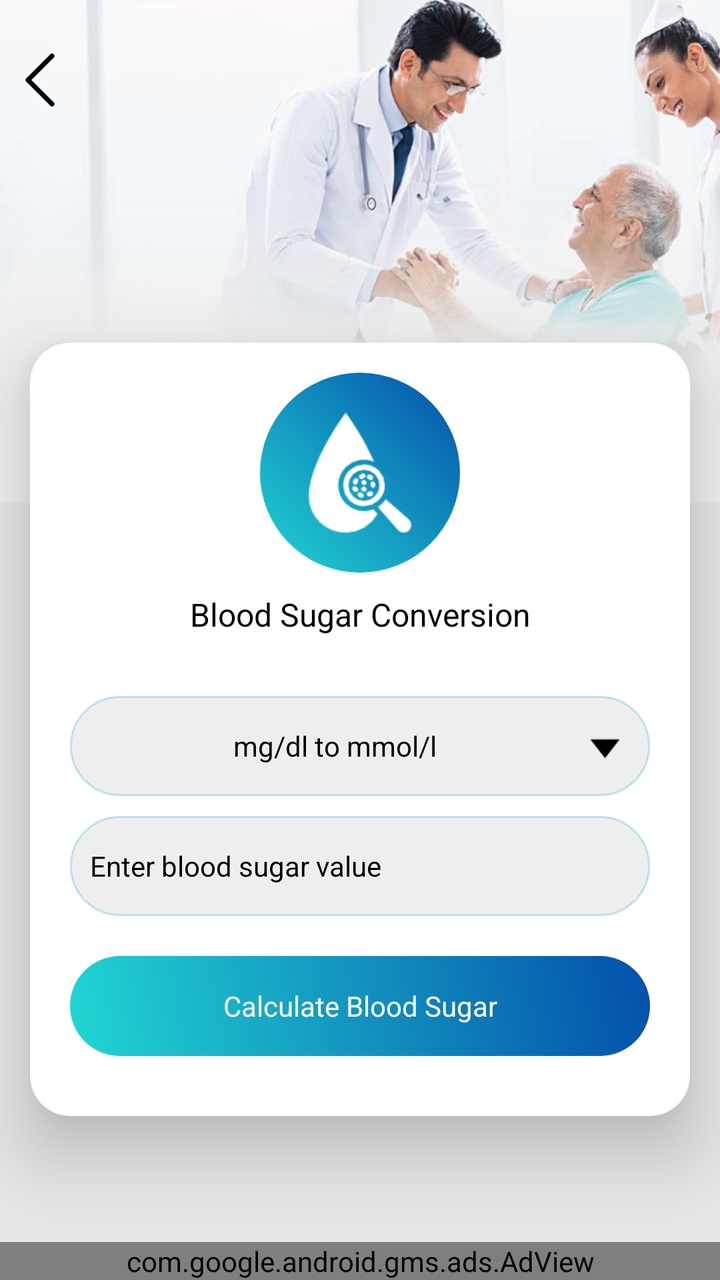
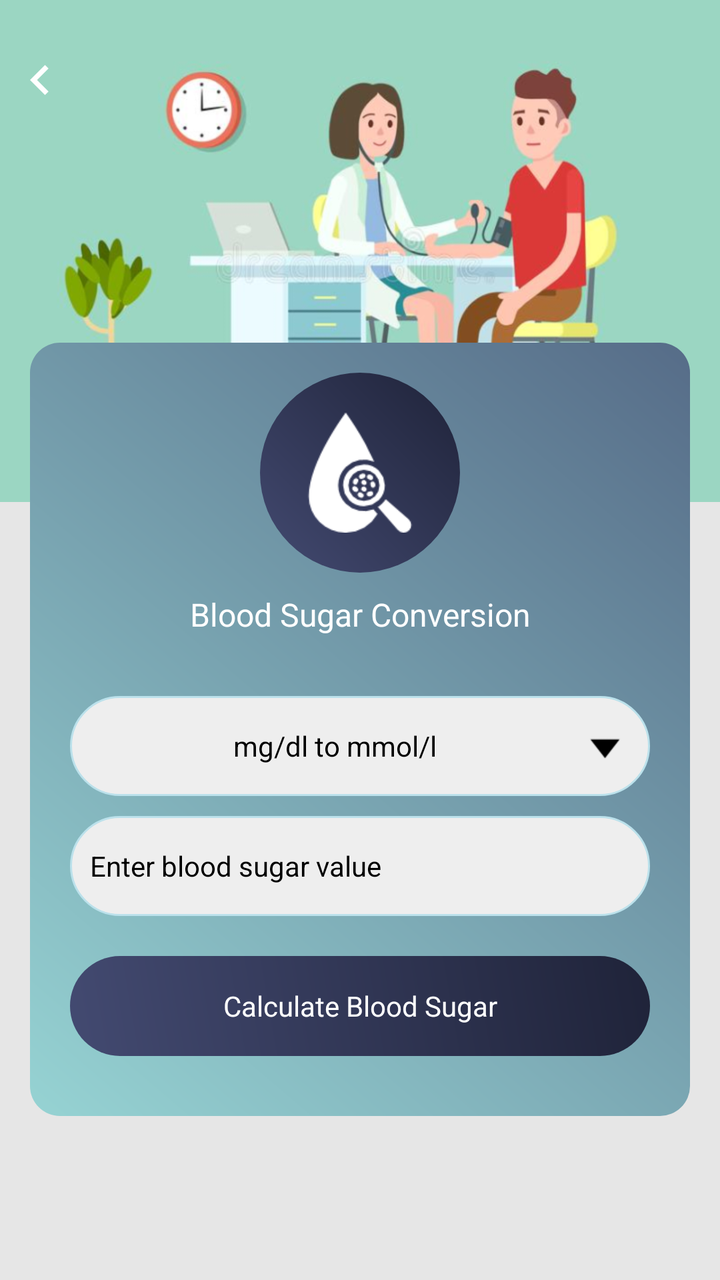

Compare the two renders of this Android layout. The source of the first and the diff that turns it into the second are given below.
<!-- AndroidManifest.xml: application theme AppTheme -->
<!-- res/layout/sugar_calculator.xml -->
<?xml version="1.0" encoding="utf-8"?>
<RelativeLayout xmlns:android="http://schemas.android.com/apk/res/android"
    xmlns:aapt="http://schemas.android.com/aapt"
    xmlns:app="http://schemas.android.com/apk/res-auto"
    android:layout_width="match_parent"
    android:layout_height="match_parent"
    android:background="@color/gray_color">

    <RelativeLayout
        android:id="@+id/banner"
        android:layout_width="match_parent"
        android:layout_height="wrap_content"
        android:background="@mipmap/calculator_banner_2">

    </RelativeLayout>
    <ImageView
        android:id="@+id/iv_back"
        android:layout_width="40dp"
        android:layout_height="40dp"
        android:layout_alignParentLeft="true"
        android:layout_alignParentTop="true"
        android:layout_marginTop="20dp"
        android:padding="5dp"
        android:src="@mipmap/left_arrow" />



    <androidx.cardview.widget.CardView
        android:id="@+id/cardviewone"
        android:layout_marginBottom="60dp"
        android:layout_width="match_parent"
        android:layout_height="wrap_content"
        android:layout_marginLeft="@dimen/text_15"
        android:layout_below="@+id/banner"
        android:layout_marginTop="-80dp"
        android:layout_marginRight="@dimen/text_15"
        android:orientation="horizontal"
        app:cardCornerRadius="20dp"
        app:cardElevation="20dip">







    <ScrollView
        android:layout_width="match_parent"
        android:layout_height="wrap_content"
        android:layout_above="@+id/ad_layout"
        android:layout_below="@+id/tv_sugar">

        <LinearLayout
            android:layout_width="match_parent"
            android:layout_height="wrap_content"
            android:layout_marginBottom="10dp"
            android:orientation="vertical">




            <RelativeLayout
                android:layout_width="match_parent"
                android:layout_above="@+id/cardviewone"
                android:layout_marginTop="15dp"

                android:layout_height="wrap_content">
                <RelativeLayout
                    android:id="@+id/rel12"
                    android:layout_width="100dp"
                    android:layout_centerInParent="true"
                    android:background="@drawable/a3_grad"
                    android:layout_height="100dp">

                    <ImageView
                        android:id="@+id/iv_sugar"
                        android:layout_width="60dp"
                        android:layout_height="60dp"
                        android:layout_centerHorizontal="true"
                        android:layout_centerInParent="true"
                        android:src="@drawable/img_blood_sugar" />
                </RelativeLayout>
            </RelativeLayout>
            <TextView
                android:id="@+id/tv_sugar"
                android:layout_width="match_parent"
                android:layout_height="wrap_content"
                android:layout_below="@+id/rel12"
                android:textAlignment="center"
                android:layout_centerHorizontal="true"
                android:layout_margin="10dp"
                android:text="@string/Blood_Sugar_Conversion"
                android:textColor="@color/black"
                android:textSize="@dimen/textsize_16" />

            <LinearLayout
                android:id="@+id/ll_bmi"
                android:layout_width="match_parent"
                android:layout_height="wrap_content"
                android:layout_centerInParent="true"
                android:layout_margin="20dp"
                android:orientation="vertical">

                <TextView
                    android:id="@+id/tv_sugar_unit"
                    android:layout_width="match_parent"
                    android:layout_height="50dp"
                    android:layout_weight="3"
                    android:background="@drawable/corner2"
                    android:drawableRight="@mipmap/down"
                    android:gravity="center"
                    android:padding="10dp"
                    android:text="@string/mg"
                    android:textColor="@color/black"
                    android:textSize="@dimen/textsize_14" />

                <EditText
                    android:id="@+id/et_sugar_value"
                    android:layout_width="match_parent"
                    android:layout_height="50dp"
                    android:layout_centerHorizontal="true"
                    android:layout_centerVertical="true"
                    android:layout_marginTop="10dp"
                    android:background="@drawable/corner2"
                    android:hint="Enter blood sugar value"
                    android:imeOptions="actionDone"
                    android:inputType="numberDecimal"
                    android:paddingLeft="10dp"
                    android:textColor="@color/black"
                    android:textColorHint="@color/black"
                    android:textSize="@dimen/textsize_14" />

                <TextView
                    android:id="@+id/tv_caluculate_blood_sugar"
                    android:layout_width="match_parent"
                    android:layout_height="50dp"
                    android:layout_marginTop="20dp"
                    android:background="@drawable/a3_grad"
                    android:gravity="center"
                    android:text="@string/Calculate_Blood_Sugar"
                    android:textColor="@color/white"
                    android:textColorHint="@color/white" />
            </LinearLayout>
        </LinearLayout>
    </ScrollView>

    </androidx.cardview.widget.CardView>

    <include
        android:id="@+id/ad_layout"
        layout="@layout/native_ad"
        android:layout_width="match_parent"
        android:layout_height="wrap_content"
        android:layout_alignParentLeft="true"
        android:layout_alignParentBottom="true"
        android:layout_gravity="top|center_vertical|center_horizontal|center" />
</RelativeLayout>
<!-- res/layout/native_ad.xml (included above) -->
<?xml version="1.0" encoding="utf-8"?>
<LinearLayout xmlns:android="http://schemas.android.com/apk/res/android"
    xmlns:aapt="http://schemas.android.com/aapt"
    xmlns:app="http://schemas.android.com/apk/res-auto"
    android:layout_width="match_parent"
    android:layout_height="wrap_content"
    android:orientation="vertical">

    <com.google.android.gms.ads.AdView
        android:id="@+id/adView"
        android:layout_width="match_parent"
        android:layout_height="wrap_content"
        android:layout_above="@+id/ll_footer_menu"
        app:adSize="BANNER"
        app:adUnitId="@string/banner_ad" />
</LinearLayout>
<!-- resources referenced by this layout -->
<resources>
  <color name="black">#000000</color>
  <color name="gray_color">#E6E6E6</color>
  <color name="white">#ffffff</color>
  <dimen name="text_15">15sp</dimen>
  <dimen name="textsize_14">14sp</dimen>
  <dimen name="textsize_16">16sp</dimen>
  <!-- drawable a3_grad (drawable) -->
  <?xml version="1.0" encoding="utf-8"?>
  <shape xmlns:android="http://schemas.android.com/apk/res/android">
      <gradient
          android:angle="225"
          android:endColor="#21d6d3"
          android:startColor="#044fab" />
  
      <corners android:radius="200dp"/>
      
  </shape>
  <!-- drawable corner2 (drawable) -->
  <?xml version="1.0" encoding="utf-8"?>
  <shape xmlns:android="http://schemas.android.com/apk/res/android"
      android:shape="rectangle">
  
  
      <stroke
          android:width="1dp"
          android:color="#BBE1EB"/>
  
      <corners android:radius="200dp"/>
  
      <solid
          android:color="#EEEEEE"/>
  
  </shape>
  <!-- drawable img_blood_sugar: png bitmap (drawable, 1838 bytes) -->
  <!-- mipmap calculator_banner_2: png bitmap (mipmap-xhdpi, 230774 bytes) -->
  <!-- mipmap down: png bitmap (mipmap-xhdpi, 325 bytes) -->
  <!-- mipmap left_arrow: png bitmap (mipmap-xhdpi, 499 bytes) -->
  <string name="Blood_Sugar_Conversion">Blood Sugar Conversion</string>
  <string name="Calculate_Blood_Sugar">Calculate Blood Sugar</string>
  <string name="banner_ad">ca-app-pub-3940256099942544/6300978111</string>
  <string name="mg">mg/dl to mmol/l</string>
  <style name="AppTheme" parent="Theme.AppCompat.Light.DarkActionBar">
          
          <item name="colorPrimary">@color/colorPrimary</item>
          <item name="colorPrimaryDark">@color/colorPrimaryDark</item>
          <item name="colorAccent">@color/colorAccent</item>
      </style>
  <color name="colorPrimary">#36D1DC</color>
  <color name="colorPrimaryDark">#044fab</color>
  <color name="colorAccent">#03DAC5</color>
</resources>

<!-- the commit's change to res/layout/sugar_calculator.xml (unified diff, before → after) -->
@@ -21,11 +21,11 @@
         android:layout_alignParentTop="true"
         android:layout_marginTop="20dp"
         android:padding="5dp"
-        android:src="@mipmap/left_arrow" />
+        android:src="@drawable/ic_chevron_left_white_24dp" />
 
 
 
-    <androidx.cardview.widget.CardView
+    <LinearLayout
         android:id="@+id/cardviewone"
         android:layout_marginBottom="60dp"
         android:layout_width="match_parent"
@@ -35,7 +35,7 @@
         android:layout_marginTop="-80dp"
         android:layout_marginRight="@dimen/text_15"
         android:orientation="horizontal"
-        app:cardCornerRadius="20dp"
+        android:background="@drawable/a2_grad_black"
         app:cardElevation="20dip">
 
 
@@ -90,7 +90,7 @@
                 android:layout_centerHorizontal="true"
                 android:layout_margin="10dp"
                 android:text="@string/Blood_Sugar_Conversion"
-                android:textColor="@color/black"
+                android:textColor="@color/white"
                 android:textSize="@dimen/textsize_16" />
 
             <LinearLayout
@@ -144,31 +144,13 @@
         </LinearLayout>
     </ScrollView>
 
-    </androidx.cardview.widget.CardView>
+    </LinearLayout>
 
-    <include
-        android:id="@+id/ad_layout"
-        layout="@layout/native_ad"
+
+    <LinearLayout
+        android:id="@+id/normal_ad_include"
         android:layout_width="match_parent"
         android:layout_height="wrap_content"
-        android:layout_alignParentLeft="true"
-        android:layout_alignParentBottom="true"
-        android:layout_gravity="top|center_vertical|center_horizontal|center" />
+        android:orientation="vertical"
+        android:layout_alignParentBottom="true"/>
 </RelativeLayout>
-<!-- res/layout/native_ad.xml (included above) -->
-<?xml version="1.0" encoding="utf-8"?>
-<LinearLayout xmlns:android="http://schemas.android.com/apk/res/android"
-    xmlns:aapt="http://schemas.android.com/aapt"
-    xmlns:app="http://schemas.android.com/apk/res-auto"
-    android:layout_width="match_parent"
-    android:layout_height="wrap_content"
-    android:orientation="vertical">
-
-    <com.google.android.gms.ads.AdView
-        android:id="@+id/adView"
-        android:layout_width="match_parent"
-        android:layout_height="wrap_content"
-        android:layout_above="@+id/ll_footer_menu"
-        app:adSize="BANNER"
-        app:adUnitId="@string/banner_ad" />
-</LinearLayout>
<!-- resource entries referenced after the edit -->
@@ -6,16 +6,27 @@
   <dimen name="text_15">15sp</dimen>
   <dimen name="textsize_14">14sp</dimen>
   <dimen name="textsize_16">16sp</dimen>
-  <!-- drawable a3_grad (drawable) -->
+  <!-- drawable a2_grad_black (drawable) -->
   <?xml version="1.0" encoding="utf-8"?>
   <shape xmlns:android="http://schemas.android.com/apk/res/android">
       <gradient
           android:angle="225"
-          android:endColor="#21d6d3"
-          android:startColor="#044fab" />
+          android:endColor="#96D3D3"
+          android:startColor="#566C88" />
   
-      <corners android:radius="200dp"/>
-      
+      <corners android:radius="15dp"/>
+  
+  </shape>
+  <!-- drawable a3_grad (drawable) -->
+  <?xml version="1.0" encoding="utf-8"?>
+  <shape xmlns:android="http://schemas.android.com/apk/res/android">
+  <gradient
+      android:angle="225"
+      android:endColor="#434A71"
+      android:startColor="#1F2339" />
+  
+  <corners android:radius="200dp"/>
+  
   </shape>
   <!-- drawable corner2 (drawable) -->
   <?xml version="1.0" encoding="utf-8"?>
@@ -33,13 +44,17 @@
           android:color="#EEEEEE"/>
   
   </shape>
+  <!-- drawable ic_chevron_left_white_24dp (drawable) -->
+  <vector android:height="24dp" android:tint="#FFFFFF"
+      android:viewportHeight="24" android:viewportWidth="24"
+      android:width="24dp" xmlns:android="http://schemas.android.com/apk/res/android">
+      <path android:fillColor="@android:color/white" android:pathData="M15.41,7.41L14,6l-6,6 6,6 1.41,-1.41L10.83,12z"/>
+  </vector>
   <!-- drawable img_blood_sugar: png bitmap (drawable, 1838 bytes) -->
-  <!-- mipmap calculator_banner_2: png bitmap (mipmap-xhdpi, 230774 bytes) -->
+  <!-- mipmap calculator_banner_2: png bitmap (mipmap-xhdpi, 192739 bytes) -->
   <!-- mipmap down: png bitmap (mipmap-xhdpi, 325 bytes) -->
-  <!-- mipmap left_arrow: png bitmap (mipmap-xhdpi, 499 bytes) -->
   <string name="Blood_Sugar_Conversion">Blood Sugar Conversion</string>
   <string name="Calculate_Blood_Sugar">Calculate Blood Sugar</string>
-  <string name="banner_ad">ca-app-pub-3940256099942544/6300978111</string>
   <string name="mg">mg/dl to mmol/l</string>
   <style name="AppTheme" parent="Theme.AppCompat.Light.DarkActionBar">
           
@@ -47,8 +62,8 @@
           <item name="colorPrimaryDark">@color/colorPrimaryDark</item>
           <item name="colorAccent">@color/colorAccent</item>
       </style>
-  <color name="colorPrimary">#36D1DC</color>
-  <color name="colorPrimaryDark">#044fab</color>
-  <color name="colorAccent">#03DAC5</color>
+  <color name="colorPrimary">#434A71</color>
+  <color name="colorPrimaryDark">#1F2339</color>
+  <color name="colorAccent">#1F2339</color>
 </resources>
 
